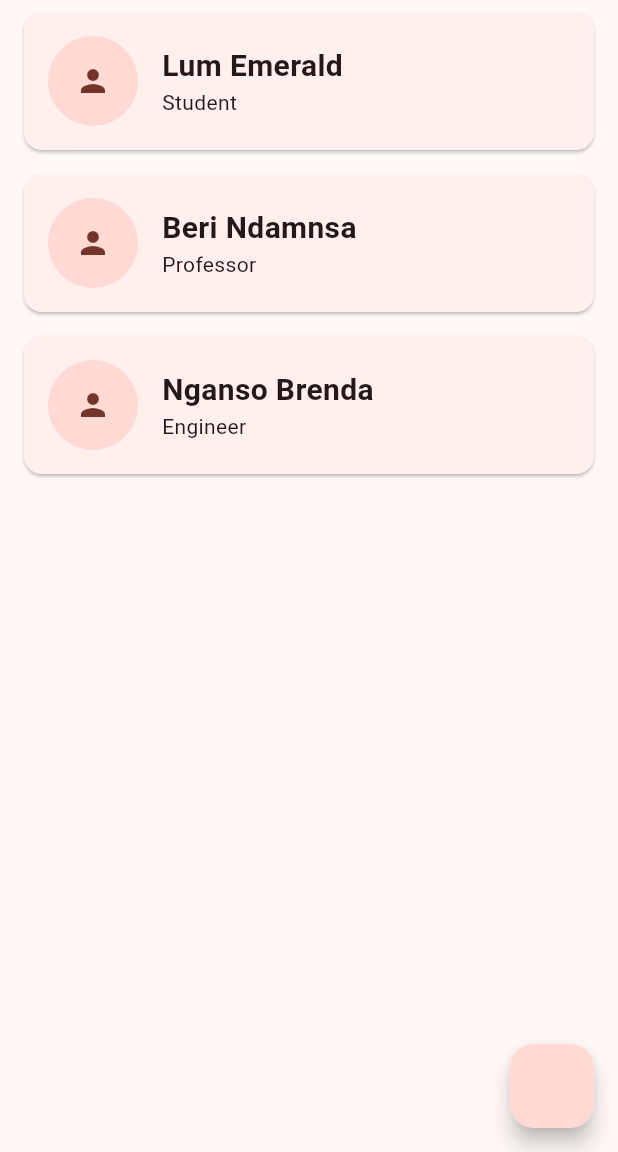
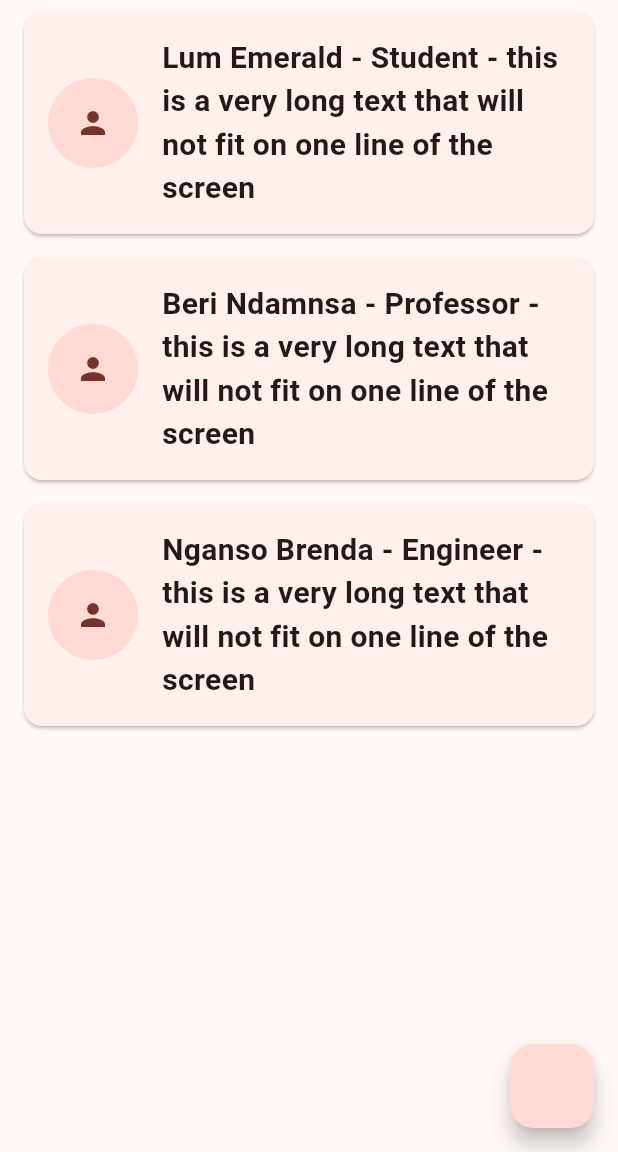
Before and after one commit to LumAzinuiEmeraldChingang/Labs-of-Darts-and-Flutter, a Flutter app: the screen it shows after launch, on a phone screen of 412 x 824 dp, the part 84-1236 px from its top. Run offline on Flutter 3.47's test engine with Material 3 defaults, Android fonts, the phone set to English and light mode, and no system bars.

Commit message:
Adding a deliberate overflow error and fixing itAdd deliberate Row overflow with long text and Fix Row overflow by wrapping long Text in Expanded

```diff
--- a/lib/main.dart
+++ b/lib/main.dart
@@ -89,16 +89,9 @@ class ProfileCard extends StatelessWidget {
             const CircleAvatar(radius: 30, child: Icon(Icons.person)),
             const SizedBox(width: 16),
             Expanded(
-              child: Column(
-                crossAxisAlignment: CrossAxisAlignment.start,
-                children: [
-                  Text(
-                    person.name,
-                    style: const TextStyle(
-                        fontSize: 20, fontWeight: FontWeight.bold),
-                  ),
-                  Text(person.role),
-                ],
+              child: Text(
+                '${person.name} - ${person.role} - this is a very long text that will not fit on one line of the screen',
+                style: const TextStyle(fontSize: 20, fontWeight: FontWeight.bold),
               ),
             ),
           ],
```
